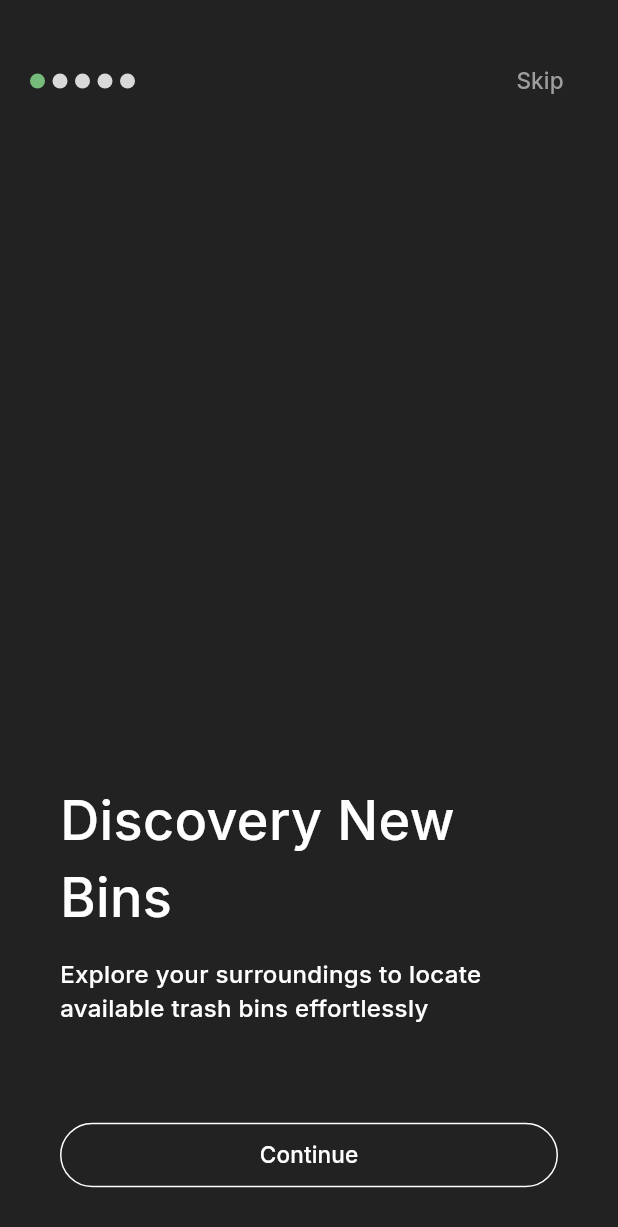
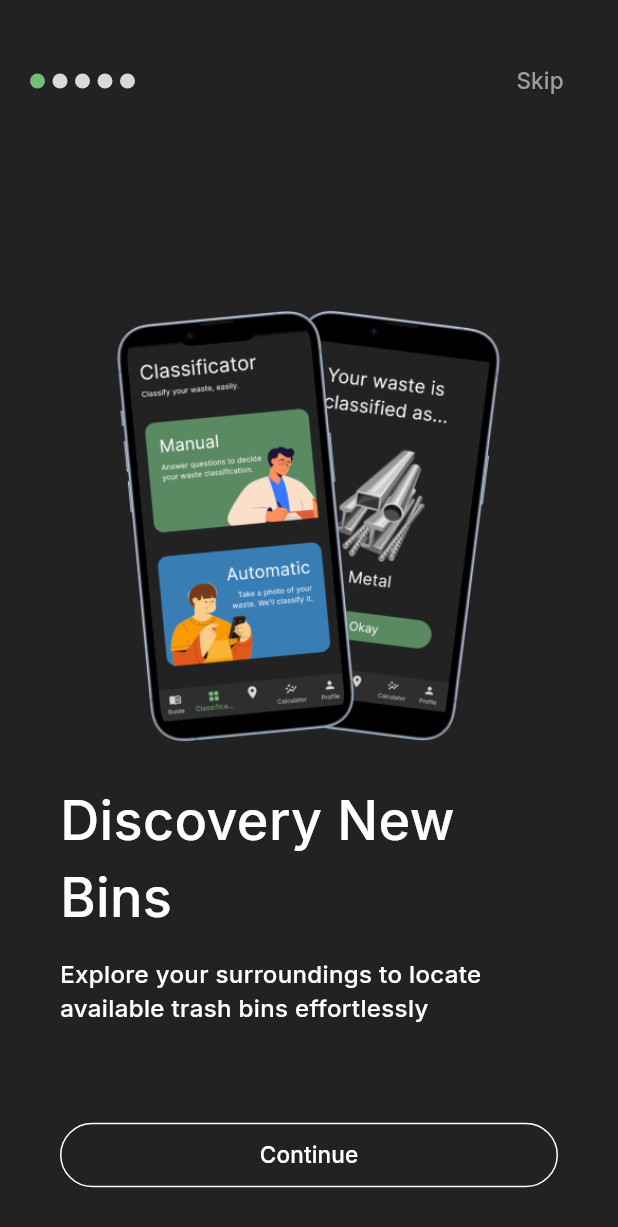
Before and after one commit to competeteam/EcoBin, a Flutter app: the screen it shows after launch, on a phone screen of 412 x 824 dp. Shown: the top 1227 px of the screen. Run offline on Flutter 3.47's test engine with Material 3 defaults, Android fonts, the phone set to English and light mode, and no system bars; drawn by our look-alikes of smooth_page_indicator; our stand-ins replace camera, cloud_firestore, easy_debounce, firebase_auth, firebase_core, firebase_storage and 11 more; missing offline and left inert: country_picker_plus, flutter_tflite; accounts and stored records are empty; generated files the repository leaves out were written again.

Commit message:
feat: add image on onboarding page

```diff
--- a/lib/components/onboarding/onboarding_page.dart
+++ b/lib/components/onboarding/onboarding_page.dart
@@ -4,9 +4,14 @@ class OnboardingPage extends StatefulWidget {
   final String title;
   final String? logoPath;
   final String? subTitle;
+  final String? imagePath;
 
   const OnboardingPage(
-      {this.logoPath, this.subTitle, required this.title, super.key});
+      {this.logoPath,
+      this.subTitle,
+      required this.title,
+      this.imagePath,
+      super.key});
 
   @override
   State<OnboardingPage> createState() => _OnboardingPageState();
@@ -17,8 +22,23 @@ class _OnboardingPageState extends State<OnboardingPage> {
   Widget build(BuildContext context) {
     return Column(
       crossAxisAlignment: CrossAxisAlignment.center,
-      mainAxisAlignment: widget.logoPath != null? MainAxisAlignment.center : MainAxisAlignment.end,
+      mainAxisAlignment: widget.logoPath != null
+          ? MainAxisAlignment.center
+          : MainAxisAlignment.end,
       children: [
+        if (widget.imagePath != null)
+          Column(
+            children: [
+              Image.asset(
+                widget.imagePath!,
+                width: 300,
+                height: 300,
+              ),
+              const SizedBox(
+                height: 20,
+              ),
+            ],
+          ),
         if (widget.logoPath != null)
           Column(
             children: [
@@ -44,7 +64,8 @@ class _OnboardingPageState extends State<OnboardingPage> {
             color: Colors.white,
             fontWeight: FontWeight.w500,
           ),
-          textAlign: widget.logoPath != null ? TextAlign.center : TextAlign.left,
+          textAlign:
+              widget.logoPath != null ? TextAlign.center : TextAlign.left,
         ),
         if (widget.subTitle != null)
           const SizedBox(
--- a/lib/page/onboarding.dart
+++ b/lib/page/onboarding.dart
@@ -14,6 +14,13 @@ class Onboarding extends StatefulWidget {
 class _OnboardingState extends State<Onboarding> {
   final controller = PageController();
   bool lastPage = false;
+
+  Map<String, String> onboardingImages = {
+    'classificator' : 'assets/images/onboarding_classificator.png',
+    'guide' : 'assets/images/onboarding_classificator.png',
+    'garbage' : 'assets/images/onboarding_classificator.png',
+    'calculator' : 'assets/images/onboarding_classificator.png',
+  };
 
   @override
   void dispose() {
@@ -80,28 +87,32 @@ class _OnboardingState extends State<Onboarding> {
                             });
                           },
                           controller: controller,
-                          children: const [
+                          children: [
                             OnboardingPage(
+                              imagePath: onboardingImages['classificator']!,
                               title: 'Discovery New Bins',
                               subTitle:
                                   'Explore your surroundings to locate available trash bins effortlessly',
                             ),
                             OnboardingPage(
+                              imagePath: onboardingImages['classificator']!,
                               title: 'Empower Green Living',
                               subTitle:
                                   'Be a part of the movement by providing new trash bins in your community, or reporting a full one',
                             ),
                             OnboardingPage(
+                              imagePath: onboardingImages['classificator']!,
                               title: 'Smart Classification, Cleaner World',
                               subTitle:
                                   'Utilize AI technology to identify trash types easily and effortlessly',
                             ),
                             OnboardingPage(
+                              imagePath: onboardingImages['classificator']!,
                               title: 'Knowledge at Your Fingertips',
                               subTitle:
                                   'Access insightful guides curated by professionals to stay informed about waste management',
                             ),
-                            OnboardingPage(
+                            const OnboardingPage(
                               title:
                                   'Transforming Waste Management for a Greener Future!',
                               logoPath:
```
Also changed, not shown: assets/images/onboarding_classificator.png (added).
